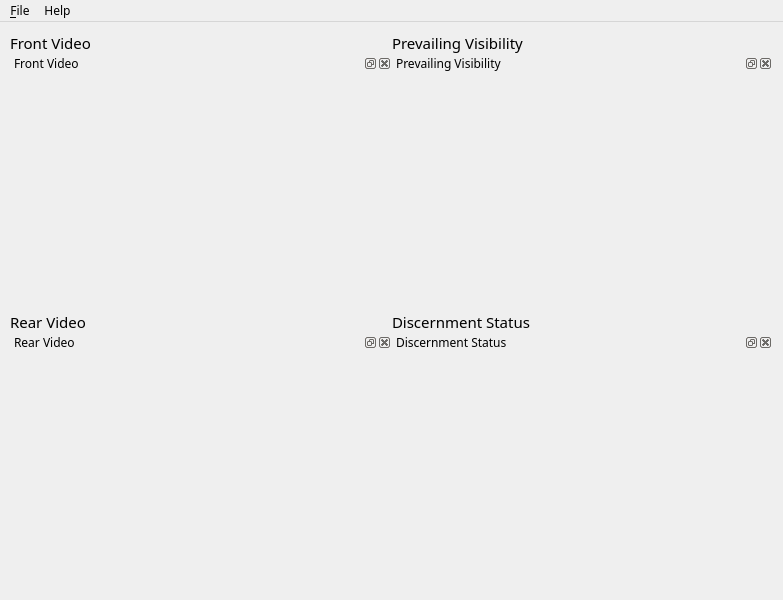
Qt form js06/resources/main_view.ui (Oh-JongJin/js08) before a commit.
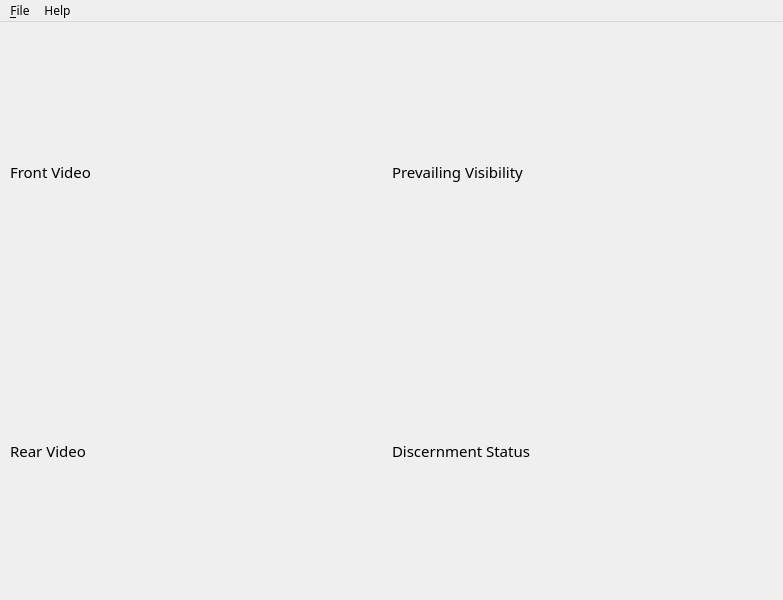
The same form after that commit.

Commit message: Replace into layout instead of dock widget

The edit to the form file:
```diff
--- a/js06/resources/main_view.ui
+++ b/js06/resources/main_view.ui
@@ -89,7 +89,9 @@
       <item>
        <layout class="QVBoxLayout" name="verticalLayout">
         <item>
-         <widget class="QLabel" name="label">
+         <layout class="QVBoxLayout" name="front_vertical">
+          <item>
+           <widget class="QLabel" name="front_video_label">
           <property name="font">
            <font>
             <family>Noto Sans</family>
@@ -107,16 +109,12 @@
           </property>
          </widget>
         </item>
-        <item>
-         <widget class="QDockWidget" name="front_video_dock">
-          <property name="windowTitle">
-           <string>Front Video</string>
-          </property>
-          <widget class="QWidget" name="dockWidgetContents_3"/>
-         </widget>
+         </layout>
         </item>
         <item>
-         <widget class="QLabel" name="label_2">
+         <layout class="QVBoxLayout" name="rear_vertical">
+          <item>
+           <widget class="QLabel" name="rear_video_label">
           <property name="font">
            <font>
             <family>Noto Sans</family>
@@ -134,20 +132,16 @@
           </property>
          </widget>
         </item>
-        <item>
-         <widget class="QDockWidget" name="rear_video_dock">
-          <property name="windowTitle">
-           <string>Rear Video</string>
-          </property>
-          <widget class="QWidget" name="dockWidgetContents_2"/>
-         </widget>
+         </layout>
         </item>
        </layout>
       </item>
       <item>
        <layout class="QVBoxLayout" name="verticalLayout_2">
         <item>
-         <widget class="QLabel" name="label_3">
+         <layout class="QVBoxLayout" name="visibility_vertical">
+          <item>
+           <widget class="QLabel" name="visibility_label">
           <property name="font">
            <font>
             <family>Noto Sans</family>
@@ -165,16 +159,12 @@
           </property>
          </widget>
         </item>
-        <item>
-         <widget class="QDockWidget" name="visibility_dock">
-          <property name="windowTitle">
-           <string>Prevailing Visibility</string>
-          </property>
-          <widget class="QWidget" name="dockWidgetContents"/>
-         </widget>
+         </layout>
         </item>
         <item>
-         <widget class="QLabel" name="label_4">
+         <layout class="QVBoxLayout" name="discernment_vertical">
+          <item>
+           <widget class="QLabel" name="discernment_label">
           <property name="font">
            <font>
             <family>Noto Sans</family>
@@ -192,13 +182,7 @@
           </property>
          </widget>
         </item>
-        <item>
-         <widget class="QDockWidget" name="discernment_dock">
-          <property name="windowTitle">
-           <string>Discernment Status</string>
-          </property>
-          <widget class="QWidget" name="dockWidgetContents_4"/>
-         </widget>
+         </layout>
         </item>
        </layout>
       </item>
```
Left out of the diff: 4 changed lines with no effect on the pictures. Lines whose indentation alone changed are shown as unchanged. The commit also changes 1 other file.
